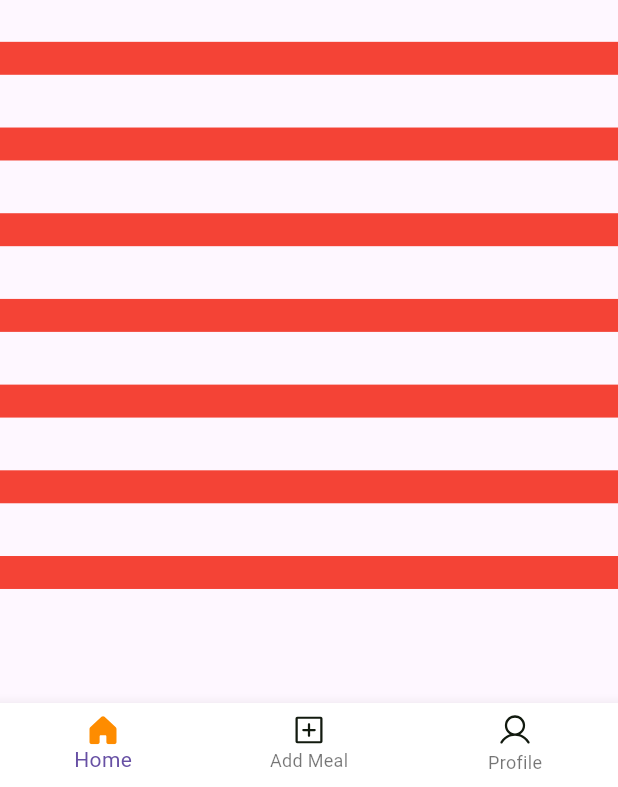
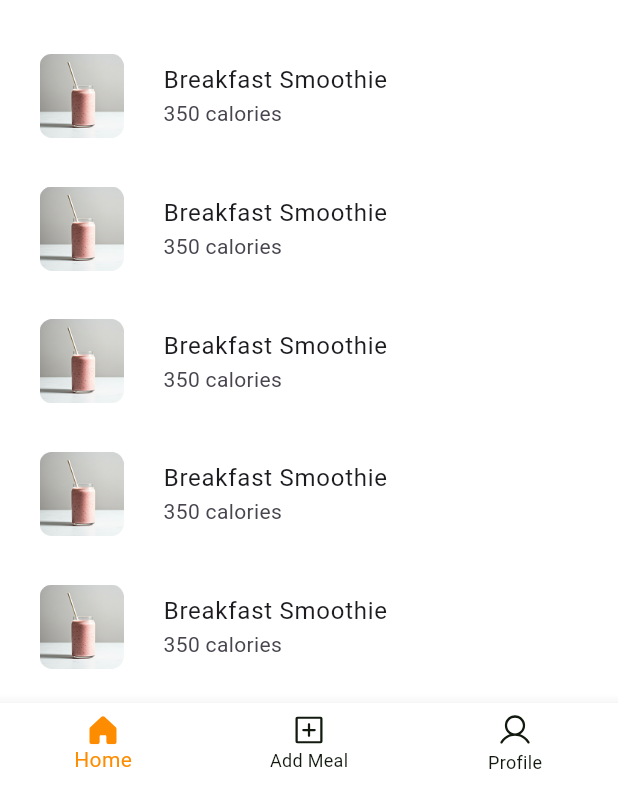
Before and after one commit to MahmoudAhmed121/meals_app2, a Flutter app: the screen it shows after launch, after a tap on "Skip", on a phone screen of 412 x 824 dp, the part 449-1236 px from its top. Run offline on Flutter 3.47's test engine with Material 3 defaults, Android fonts, the phone set to English and light mode, and no system bars; drawn by our look-alikes of carousel_slider, dots_indicator; our stand-ins replace easy_localization, flutter_screenutil, flutter_svg, lottie, shared_preferences, sqflite; accounts and stored records are empty.

Commit message:
feat: Integrate SQLite database for meal management
- Added DatabaseHelper for managing meal data with SQLite.
- Created MealModel to represent meal data structure.
- Updated HomeScreen to display meals with images and details.
- Included new meal PNG asset for display.
- Enhanced OnboardingScreen to fetch and display meals from the database.
- Updated pubspec.yaml to include sqflite dependency.

```diff
--- /dev/null
+++ b/lib/features/home/data/db_helper.dart
@@ -0,0 +1,60 @@
+import 'package:meals_app/features/home/data/meal_model.dart';
+import 'package:path/path.dart';
+import 'package:sqflite/sqflite.dart';
+
+class DatabaseHelper {
+  static final DatabaseHelper instance = DatabaseHelper();
+
+  Database? _database;
+
+  Future<Database> get database async {
+    if (_database != null) return _database!;
+
+    // Initialize database if not already initialized
+    _database = await _initDatabase();
+    return _database!;
+  }
+
+  Future<Database> _initDatabase() async {
+
+    String path = join(await getDatabasesPath(), 'meals.db');
+// '/Users/mac/Public/my storage/ meals.db
+    return await openDatabase(
+      path,
+      version: 1,
+      onCreate: (db, version) async {
+        await _createDatabase(db);
+      },
+    );
+  }
+
+  Future<void> _createDatabase(Database db) async {
+    await db.execute('''
+      CREATE TABLE meals (
+        id INTEGER PRIMARY KEY AUTOINCREMENT,
+        imageUrl TEXT,
+        name TEXT,
+        calories REAL,
+        description TEXT,
+        rate REAL,
+        time TEXT
+      )
+    ''');
+  }
+
+  Future<int> insertMeal(MealModel meal) async {
+    Map<String, dynamic> mealMap = meal.toMap();
+    final db = await database;
+    return await db.insert('meals', mealMap);
+  }
+
+  Future<List<MealModel>> getMeals() async {
+    final db = await database;
+    List<Map<String, dynamic>> mealsJson = await db.query('meals');
+
+    List<MealModel> meals = mealsJson.map((mealJson) {
+      return MealModel.fromMap(mealJson);
+    }).toList();
+    return meals;
+  }
+}
--- a/lib/features/home/home_screen.dart
+++ b/lib/features/home/home_screen.dart
@@ -20,10 +20,12 @@ class _HomeScreenState extends State<HomeScreen> {
     'assets/pngs/three.png',
   ];
 
+
   @override
   Widget build(BuildContext context) {
     final size = MediaQuery.sizeOf(context);
     return Scaffold(
+      backgroundColor: AppColor.backgroundColor,
       body: SizedBox(
         width: double.infinity,
         child: Column(
@@ -78,7 +80,6 @@ class _HomeScreenState extends State<HomeScreen> {
             SizedBox(height: 20.h),
             Padding(
               padding: EdgeInsets.symmetric(horizontal: 16.w),
-              child: Expanded(
               child: Column(
                 children: [
                   Text(
@@ -92,17 +93,22 @@ class _HomeScreenState extends State<HomeScreen> {
                 ],
               ),
             ),
-            ),
             Expanded(
               child: ListView.builder(
-                shrinkWrap: true,
-                itemCount: 7,
+                padding: EdgeInsets.symmetric(vertical: 16.w),
+                itemCount: 15,
                 itemBuilder: (context, index) {
-                  return Container(
-                    padding: EdgeInsets.all(10.w),
-                    margin: EdgeInsets.symmetric(vertical: 16.w),
-                    width: double.infinity,
-                    color: Colors.red,
+                  return Padding(
+                    padding: EdgeInsets.only(bottom: 15.w),
+                    child: ListTile(
+                      leading: Image.asset(
+                        'assets/pngs/meal.png',
+                        width: 70.w,
+                        height: 70.h,
+                      ),
+                      title: Text('Breakfast Smoothie'),
+                      subtitle: Text('350 calories'),
+                    ),
                   );
                 },
               ),
@@ -113,3 +119,33 @@ class _HomeScreenState extends State<HomeScreen> {
     );
   }
 }
+
+// Row(
+//                       children: [
+//                         Image.asset(
+//                           'assets/pngs/meal.png',
+//                           width: 70.w,
+//                           height: 70.h,
+//                         ),
+//                         SizedBox(width: 15.w),
+//                         Column(
+//                           crossAxisAlignment: CrossAxisAlignment.start,
+//                           children: [
+//                             Text(
+//                               'Breakfast Smoothie',
+//                               style: TextStyle(
+//                                 color: AppColor.secondaryColor,
+//                                 fontSize: 14.sp,
+//                               ),
+//                             ),
+//                             Text(
+//                               '350 calories',
+//                               style: TextStyle(
+//                                 color: AppColor.primaryColor,
+//                                 fontSize: 14.sp,
+//                               ),
+//                             ),
+//                           ],
+//                         ),
+//                       ],
+//                     ),
--- a/lib/features/home_layout/home_layout_screen.dart
+++ b/lib/features/home_layout/home_layout_screen.dart
@@ -23,15 +23,14 @@ class _HomeLayoutState extends State<HomeLayout> {
       body: screens[currentIndex],
       bottomNavigationBar: BottomNavigationBar(
         backgroundColor: AppColor.backgroundColor,
-        unselectedLabelStyle: TextStyle(color: AppColor.secondaryColor),
-        selectedLabelStyle: TextStyle(color: AppColor.primaryColor),
+        unselectedItemColor: AppColor.secondaryColor,
+        selectedItemColor: AppColor.primaryColor,
         currentIndex: currentIndex,
         onTap: (index) {
           setState(() {
             currentIndex = index;
           });
         },
-
         items: [
           BottomNavigationBarItem(
             icon: SvgPicture.asset('assets/svgs/home.svg'),
--- a/lib/features/onboarding/onboarding_screen.dart
+++ b/lib/features/onboarding/onboarding_screen.dart
@@ -5,7 +5,7 @@ import 'package:flutter/material.dart';
 import 'package:flutter_screenutil/flutter_screenutil.dart';
 import 'package:meals_app/core/app_color.dart';
 import 'package:meals_app/core/app_constant.dart';
-import 'package:meals_app/features/home_layout/home_layout_screen.dart';
+import 'package:meals_app/features/home/data/db_helper.dart';
 import 'package:shared_preferences/shared_preferences.dart';
 
 class OnboardingScreen extends StatefulWidget {
@@ -22,6 +22,18 @@ class _OnboardingScreenState extends State<OnboardingScreen> {
     } else {
       context.setLocale(Locale('en'));
     }
+  }
+
+  @override
+  void initState()  {
+    super.initState();
+    getMeals();
+  }
+
+  void getMeals() async {
+    DatabaseHelper databaseHelper = DatabaseHelper.instance;
+    final meals = await databaseHelper.getMeals();
+    debugPrint(meals.toString());
   }
 
   List<String> titles = [
@@ -145,7 +157,10 @@ class _OnboardingScreenState extends State<OnboardingScreen> {
                                   final SharedPreferences prefs =
                                       await SharedPreferences.getInstance();
                                   await prefs.setBool(ISFIRSTTIME, true);
-                                  Navigator.pushReplacementNamed(context, homeLayout);
+                                  Navigator.pushReplacementNamed(
+                                    context,
+                                    homeLayout,
+                                  );
                                 },
                                 child: Text(
                                   'skip'.tr(),
@@ -177,12 +192,14 @@ class _OnboardingScreenState extends State<OnboardingScreen> {
                               final SharedPreferences prefs =
                                   await SharedPreferences.getInstance();
                               await prefs.setBool(ISFIRSTTIME, true);
-                              Navigator.pushReplacementNamed(context, home);
+                              Navigator.pushReplacementNamed(
+                                context,
+                                homeLayout,
+                              );
                             },
                             child: CircleAvatar(
                               backgroundColor: AppColor.backgroundColor,
                               radius: 30.r,
-
                               child: Icon(Icons.arrow_forward),
                             ),
                           ),
--- a/lib/main.dart
+++ b/lib/main.dart
@@ -2,10 +2,13 @@ import 'package:easy_localization/easy_localization.dart';
 import 'package:flutter/material.dart';
 import 'package:flutter_screenutil/flutter_screenutil.dart';
 import 'package:meals_app/core/app_constant.dart';
+import 'package:meals_app/features/home/data/db_helper.dart';
+import 'package:meals_app/features/home/data/meal_model.dart';
 import 'package:meals_app/features/home/home_screen.dart';
 import 'package:meals_app/features/home_layout/home_layout_screen.dart';
 import 'package:meals_app/features/onboarding/onboarding_screen.dart';
 import 'package:meals_app/features/onboarding/splash_screen.dart';
+import 'package:sqflite/sqflite.dart';
 
 void main() async {
   WidgetsFlutterBinding.ensureInitialized();
@@ -40,11 +43,9 @@ class MyApp extends StatelessWidget {
             splash: (_) => SplashScreen(),
             homeLayout: (_) => HomeLayout(),
             onboarding: (_) => OnboardingScreen(),
-
           },
         );
       },
-
     );
   }
 }
--- a/pubspec.yaml
+++ b/pubspec.yaml
@@ -41,6 +41,8 @@ dependencies:
   lottie: ^3.3.1
   shared_preferences: ^2.5.3
   flutter_svg: ^2.2.0
+  sqflite: ^2.4.2
+  path: ^1.9.1
 
 dev_dependencies:
   flutter_test:
```
Also changed, not shown: lib/features/home/data/meal_model.dart (added, +38 -0 lines), assets/pngs/meal.png (added), pubspec.lock. Lines whose indentation alone changed are shown as unchanged.
